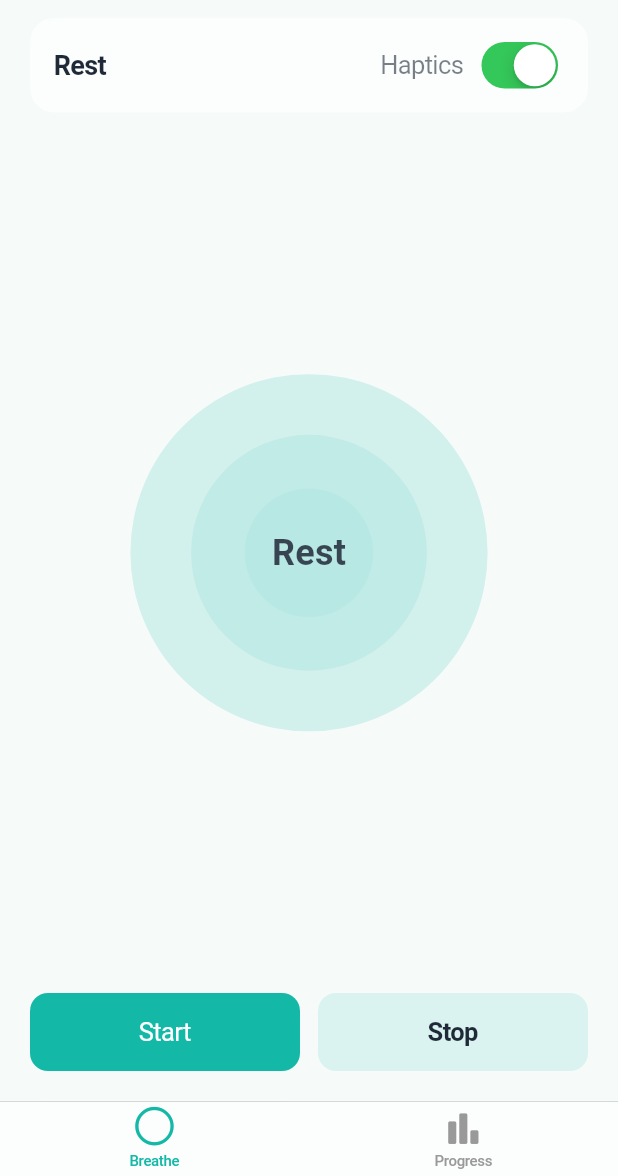
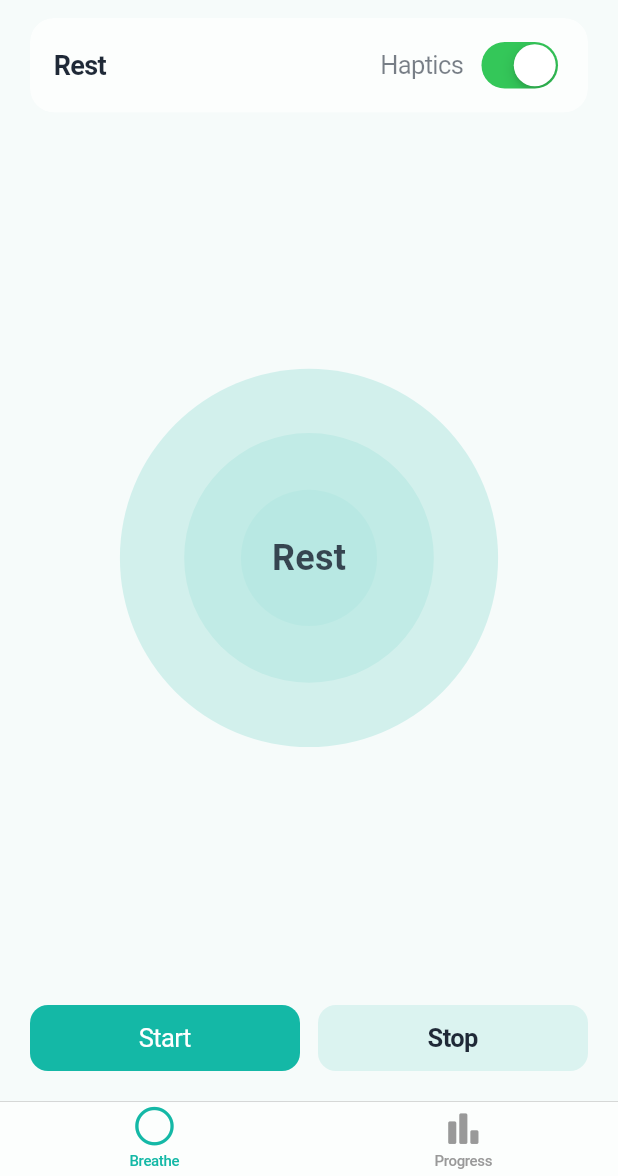
Before and after one commit to CarlosSemeao/mindbreath, a Flutter app: the screen it shows after launch, on a phone screen of 412 x 824 dp, the part 60-1236 px from its top. Run offline on Flutter 3.47's test engine with Material 3 defaults, Android fonts, the phone set to English and light mode, and no system bars; our stand-ins replace shared_preferences.

Commit message:
Update main.dart

```diff
--- a/lib/main.dart
+++ b/lib/main.dart
@@ -363,6 +363,8 @@ class _BreathePageState extends State<BreathePage>
     _float.dispose();
     super.dispose();
   }
+    bool _isTablet(BuildContext context) =>
+    MediaQuery.of(context).size.shortestSide >= 600;
 
   @override
   Widget build(BuildContext context) {
@@ -388,8 +390,10 @@ class _BreathePageState extends State<BreathePage>
               padding: const EdgeInsets.fromLTRB(20, 8, 20, 0),
               child: _Glass(
                 child: Padding(
-                  padding: const EdgeInsets.symmetric(
-                    vertical: 12,
+                  padding: EdgeInsets.symmetric(
+                      vertical: (MediaQuery.of(context).size.width > MediaQuery.of(context).size.height) && !_isTablet(context)
+                          ? 8
+                          : 12,
                       horizontal: 16,
                     ),
                   child: Row(
@@ -425,23 +429,32 @@ class _BreathePageState extends State<BreathePage>
             Expanded(
               child: LayoutBuilder(
                 builder: (context, box) {
-                  final media = MediaQuery.of(context);
+                  final sz = MediaQuery.of(context).size;
+                  final isLandscape = sz.width > sz.height;
+                  final isTab = _isTablet(context);
 
-                  // Space we actually have inside this Expanded (height is the limiter in landscape)
-                  final availW = media.size.width;
-                  final availH = box.maxHeight;
+                  // Use shortest side so landscape doesn’t blow up the globe.
+                  final shortest = math.min(sz.width, sz.height);
 
-                  // Pick a base diameter that fits BOTH width and height
-                  final target = math.min(availW * 0.68, availH * 0.68);
+                  // Tuned factors for phone/tablet & orientation
+                  final double factor = () {
+                    if (isTab) {
+                      return isLandscape ? 0.64 : 0.72; // iPad: a touch smaller in landscape
+                    } else {
+                      return isLandscape ? 0.58 : 0.72; // iPhone: smaller in landscape
+                    }
+                  }();
 
-                  // Current scale from your breathing animation
-                  final s = _scale.value;
+                  // Cap so it never collides with top/bottom UI
+                  final maxCap = isTab ? 520.0 : 380.0;
+                  final base = math.min(shortest * factor, maxCap);
 
-                  // Gentle float scaled to size (about 1% of diameter)
-                  final dy = math.sin(_float.value * 2 * math.pi) * (target * 0.01);
-
-                  // Final diameter with safety clamp (never smaller than 120, never taller than the box)
-                  final d = (target * s).clamp(120.0, availH - 12.0);
+                  return AnimatedBuilder(
+                    animation: Listenable.merge([_scale, _float]),
+                    builder: (context, _) {
+                      final s  = _scale.value;
+                      final dy = math.sin(_float.value * 2 * math.pi) * (base * 0.012); // ~1.2% of diameter
+                      final d  = base * s;
 
                       return Center(
                         child: Transform.translate(
@@ -454,37 +467,60 @@ class _BreathePageState extends State<BreathePage>
                         ),
                       );
                     },
-              ),
-            ),
+                  );
+                },
+              ), // Removed the extra comma here
+            ), // This closes the Expanded widget
+
             // Controls
             Padding(
               padding: const EdgeInsets.fromLTRB(20, 0, 20, 20),
-              child: Row(
-                children: [
-                  Expanded(
-                    child: CupertinoButton.filled(
+              child: LayoutBuilder(
+                builder: (context, c) {
+                  final sz = MediaQuery.of(context).size;
+                  final isLandscape = sz.width > sz.height;
+                  final isTab = _isTablet(context);
+
+                  // On tiny landscape phones, stack vertically; elsewhere keep row.
+                  final bool stack = isLandscape && !isTab && sz.height < 420;
+
+                  final startBtn = CupertinoButton.filled(
                     onPressed: _start,
+                    padding: const EdgeInsets.symmetric(vertical: 12),
                     child: const Text('Start'),
-                    ),
-                  ),
-                  const SizedBox(width: 12),
-                  Expanded(
-                    child: CupertinoButton(
+                  );
+                  final stopBtn = CupertinoButton(
                     onPressed: _stop,
-                      color: CupertinoDynamicColor.resolve(
-                        T.primary,
-                        context,
-                      ).withOpacity(0.12),
+                    color: CupertinoDynamicColor.resolve(T.primary, context).withOpacity(0.12),
+                    padding: const EdgeInsets.symmetric(vertical: 12),
                     child: Text(
                       'Stop',
                       style: TextStyle(
-                          color: ink,
+                        color: CupertinoDynamicColor.resolve(T.ink, context),
                         fontWeight: FontWeight.w600,
                       ),
                     ),
-                    ),
-                  ),
+                  );
+
+                  if (stack) {
+                    return Column(
+                      crossAxisAlignment: CrossAxisAlignment.stretch,
+                      children: [
+                        startBtn,
+                        const SizedBox(height: 10),
+                        stopBtn,
                       ],
+                    );
+                  } else {
+                    return Row(
+                      children: [
+                        Expanded(child: startBtn),
+                        const SizedBox(width: 12),
+                        Expanded(child: stopBtn),
+                      ],
+                    );
+                  }
+                },
               ),
             ),
           ],
```
Lines whose indentation alone changed are shown as unchanged.
